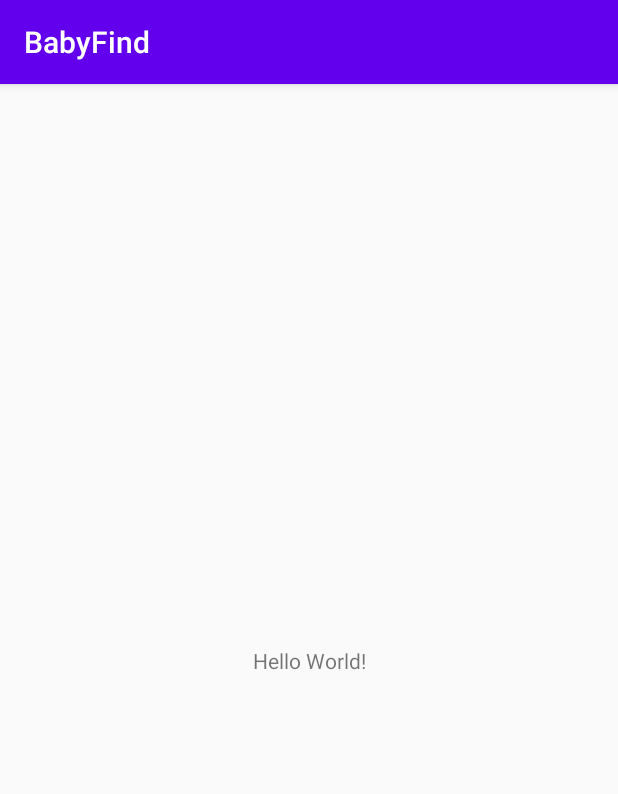
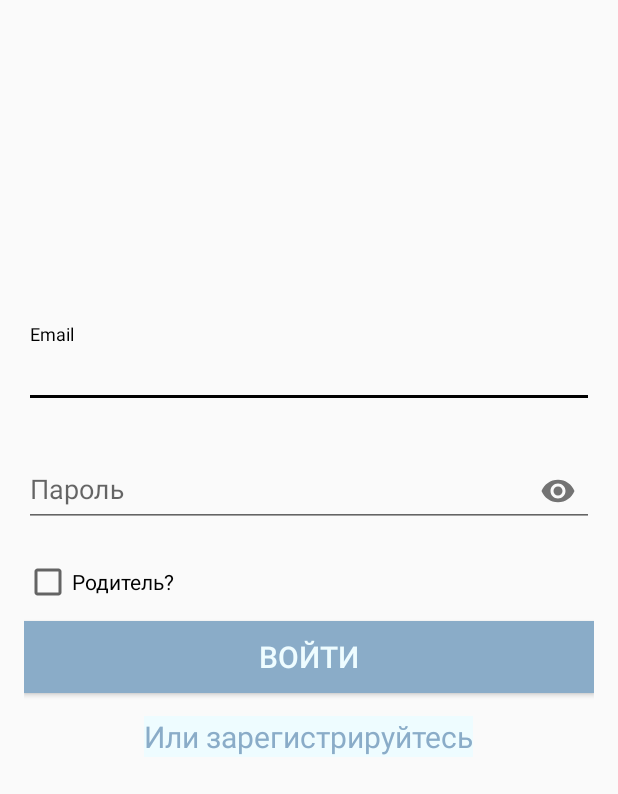
Before and after one commit to Flop88/FineFriends, an Android app: the screen it shows after launch (MainActivity before the commit, LoginActivity after it), on a phone screen of 412 x 824 dp. Shown: the top 794 px of the screen. Run offline under Robolectric (Android 15) with nearby library versions, the phone set to English and light mode, and no system bars; our stand-ins replace Firebase (no records; nobody signed in at launch, a user with empty details on screens opened directly).

Commit message:
Created markup and logic for login activity

```diff
--- a/app/src/main/AndroidManifest.xml
+++ b/app/src/main/AndroidManifest.xml
@@ -9,7 +9,8 @@
         android:roundIcon="@mipmap/ic_launcher_round"
         android:supportsRtl="true"
         android:theme="@style/AppTheme">
-        <activity android:name=".MainActivity">
+        <activity android:name=".Activities.MainActivity"></activity>
+        <activity android:name=".Activities.LoginActivity">
             <intent-filter>
                 <action android:name="android.intent.action.MAIN" />
 
--- a/app/src/main/java/ru/mvlikhachev/babyfind/MainActivity.kt
+++ b/app/src/main/java/ru/mvlikhachev/babyfind/Activities/MainActivity.kt
@@ -1,7 +1,8 @@
-package ru.mvlikhachev.babyfind
+package ru.mvlikhachev.babyfind.Activities
 
 import androidx.appcompat.app.AppCompatActivity
 import android.os.Bundle
+import ru.mvlikhachev.babyfind.R
 
 class MainActivity : AppCompatActivity() {
     override fun onCreate(savedInstanceState: Bundle?) {
--- /dev/null
+++ b/app/src/main/res/layout/activity_login.xml
@@ -0,0 +1,112 @@
+<?xml version="1.0" encoding="utf-8"?>
+<LinearLayout xmlns:android="http://schemas.android.com/apk/res/android"
+    xmlns:app="http://schemas.android.com/apk/res-auto"
+    xmlns:ads="http://schemas.android.com/apk/res-auto"
+    xmlns:tools="http://schemas.android.com/tools"
+    android:layout_width="match_parent"
+    android:layout_height="match_parent"
+    android:orientation="vertical"
+    android:padding="16dp"
+    tools:context=".Activities.LoginActivity">
+
+
+
+    <ImageView
+        android:layout_width="200dp"
+        android:layout_height="200dp"
+        android:layout_gravity="center_horizontal"/>
+<!--        android:src="@drawable/logo" />-->
+
+
+    <com.google.android.material.textfield.TextInputLayout
+        android:id="@+id/textInputEmail"
+        app:errorEnabled="true"
+        android:layout_width="match_parent"
+        android:layout_height="wrap_content">
+
+        <com.google.android.material.textfield.TextInputEditText
+            android:layout_width="match_parent"
+            android:layout_height="wrap_content"
+            android:inputType="textEmailAddress"
+            android:hint="@string/email" />
+
+    </com.google.android.material.textfield.TextInputLayout>
+
+    <com.google.android.material.textfield.TextInputLayout
+        android:id="@+id/textInputName"
+        app:errorEnabled="true"
+        app:counterEnabled="true"
+        app:counterMaxLength="15"
+        android:layout_width="match_parent"
+        android:layout_height="wrap_content">
+
+        <com.google.android.material.textfield.TextInputEditText
+            android:layout_width="match_parent"
+            android:layout_height="wrap_content"
+            android:inputType="text"
+            android:hint="@string/name" />
+
+    </com.google.android.material.textfield.TextInputLayout>
+
+    <com.google.android.material.textfield.TextInputLayout
+        android:id="@+id/textInputPassword"
+        app:errorEnabled="true"
+        app:passwordToggleEnabled="true"
+        android:layout_width="match_parent"
+        android:layout_height="wrap_content">
+
+        <com.google.android.material.textfield.TextInputEditText
+            android:layout_width="match_parent"
+            android:layout_height="wrap_content"
+            android:inputType="textPassword"
+            android:hint="@string/password" />
+
+    </com.google.android.material.textfield.TextInputLayout>
+
+    <com.google.android.material.textfield.TextInputLayout
+        android:id="@+id/textInputConfirmPassword"
+        app:errorEnabled="true"
+        app:passwordToggleEnabled="true"
+        android:layout_width="match_parent"
+        android:layout_height="wrap_content">
+
+        <com.google.android.material.textfield.TextInputEditText
+            android:layout_width="match_parent"
+            android:layout_height="wrap_content"
+            android:hint="@string/confirmPassword"
+            android:inputType="textPassword" />
+
+    </com.google.android.material.textfield.TextInputLayout>
+
+
+
+    <CheckBox
+        android:id="@+id/checkBox"
+        android:layout_width="match_parent"
+        android:layout_height="wrap_content"
+        android:text="Родитель?" />
+
+    <Button
+        android:layout_width="match_parent"
+        android:layout_height="wrap_content"
+        android:id="@+id/loginSignUpButton"
+        android:onClick="loginSignUpUser"
+        android:text="@string/registration"
+        android:layout_marginTop="10dp"
+        style="@style/ButtonStyle"
+        />
+
+    <TextView
+        android:layout_width="wrap_content"
+        android:layout_height="wrap_content"
+        android:id="@+id/toggleLoginSignUpTextView"
+        android:onClick="toggleLoginSignUp"
+        android:text="@string/logIn"
+        android:layout_gravity="center_horizontal"
+        android:layout_marginTop="15dp"
+        android:textSize="20sp"
+        android:background="@color/primaryLightColor"
+        android:textColor="@color/primaryDarkColor"
+        android:clickable="true" />
+
+</LinearLayout>
--- a/app/src/main/res/layout/activity_main.xml
+++ b/app/src/main/res/layout/activity_main.xml
@@ -4,15 +4,6 @@
     xmlns:tools="http://schemas.android.com/tools"
     android:layout_width="match_parent"
     android:layout_height="match_parent"
-    tools:context=".MainActivity">
-
-    <TextView
-        android:layout_width="wrap_content"
-        android:layout_height="wrap_content"
-        android:text="Hello World!"
-        app:layout_constraintBottom_toBottomOf="parent"
-        app:layout_constraintLeft_toLeftOf="parent"
-        app:layout_constraintRight_toRightOf="parent"
-        app:layout_constraintTop_toTopOf="parent" />
+    tools:context=".Activities.MainActivity">
 
 </androidx.constraintlayout.widget.ConstraintLayout>
--- a/app/src/main/res/values/colors.xml
+++ b/app/src/main/res/values/colors.xml
@@ -1,6 +1,20 @@
 <?xml version="1.0" encoding="utf-8"?>
 <resources>
-    <color name="colorPrimary">#6200EE</color>
+    <color name="primaryColor">#bbdefb</color>
+    <color name="primaryColorBg">#4DBBDEFB</color>
+    <color name="primaryLightColor">#EEFCFF</color>
+    <color name="primaryDarkColor">#8aacc8</color>
+    <color name="primaryTextColor">#000000</color>
+    <color name="colorPrimary">#137758</color>
     <color name="colorPrimaryDark">#3700B3</color>
-    <color name="colorAccent">#03DAC5</color>
+    <color name="colorAccent">#F4B110</color>
+    <color name="colorProfileUpBg">#3a434c</color>
+    <color name="colorProfileActionBarBg">#3a434c</color>
+
+    <!--    Little progress bar-->
+    <color name="colorProgressBarBg">#8aacc8</color>
+    <color name="colorProgressBar">#bbdefb</color>
+    <!--    Little progress bar-->
+    <color name="colorProgressBarListBg">#C1A459</color>
+    <color name="colorProgressBarList">#C8AB73</color>
 </resources>
--- a/app/src/main/res/values/strings.xml
+++ b/app/src/main/res/values/strings.xml
@@ -1,3 +1,9 @@
 <resources>
-    <string name="app_name">BabyFind</string>
+    <string name="app_name">Baby Find</string>
+    <string name="email">Email</string>
+    <string name="name">Имя пользователя</string>
+    <string name="password">Пароль</string>
+    <string name="confirmPassword">Повторите пароль</string>
+    <string name="registration">Регистрация</string>
+    <string name="logIn">Или авторизуйтесь</string>
 </resources>
--- a/app/src/main/res/values/styles.xml
+++ b/app/src/main/res/values/styles.xml
@@ -2,9 +2,16 @@
     <!-- Base application theme. -->
     <style name="AppTheme" parent="Theme.AppCompat.Light.DarkActionBar">
         <!-- Customize your theme here. -->
-        <item name="colorPrimary">@color/colorPrimary</item>
-        <item name="colorPrimaryDark">@color/colorPrimaryDark</item>
-        <item name="colorAccent">@color/colorAccent</item>
+        <item name="colorPrimary">@color/primaryColor</item>
+        <item name="colorPrimaryDark">@color/primaryDarkColor</item>
+        <item name="colorAccent">@color/primaryTextColor</item>
+    </style>
+
+    <style name="ButtonStyle" >
+        <item name="android:background">@color/primaryDarkColor</item>
+        <item name="android:textColor">@color/primaryLightColor</item>
+        <item name="android:textSize">20sp</item>
+        <item name="android:padding">4dp</item>
     </style>
 
 </resources>
--- a/build.gradle
+++ b/build.gradle
@@ -8,6 +8,7 @@ buildscript {
     dependencies {
         classpath "com.android.tools.build:gradle:4.0.1"
         classpath "org.jetbrains.kotlin:kotlin-gradle-plugin:$kotlin_version"
+        classpath 'com.google.gms:google-services:4.3.3'
 
         // NOTE: Do not place your application dependencies here; they belong
         // in the individual module build.gradle files
```
Also changed, not shown: app/build.gradle (+9 -0 lines), app/src/main/java/ru/mvlikhachev/babyfind/Activities/LoginActivity.kt (added, +243 -0 lines), app/src/main/java/ru/mvlikhachev/babyfind/Activities/User.kt (added, +10 -0 lines), 1 other file.
